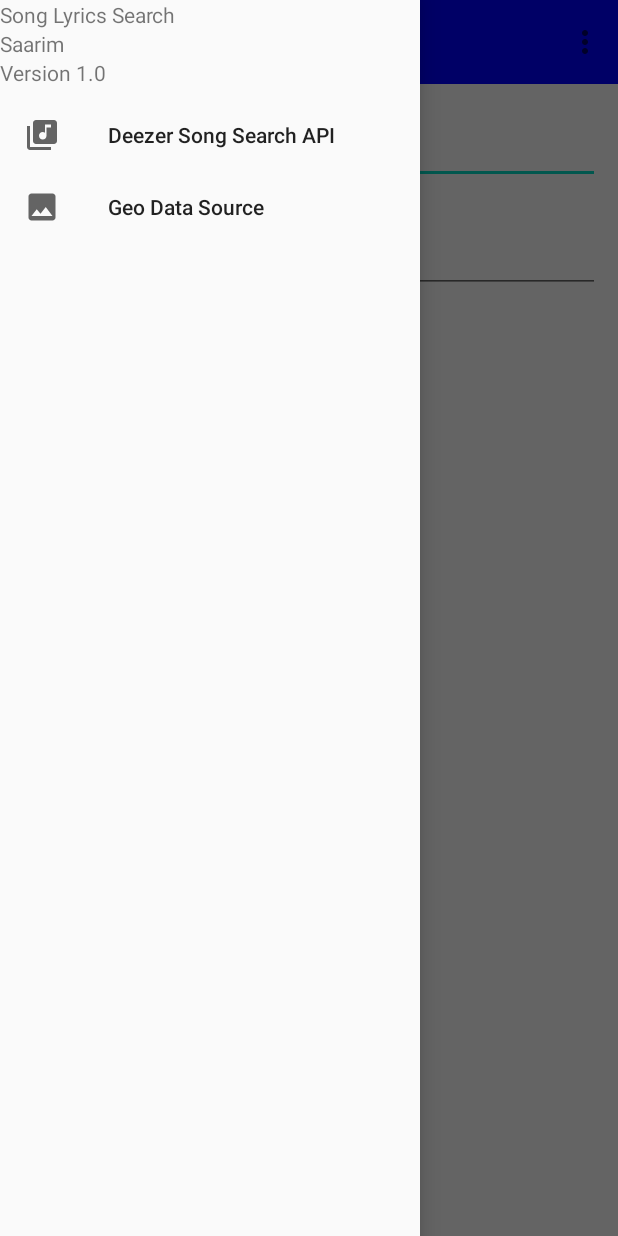
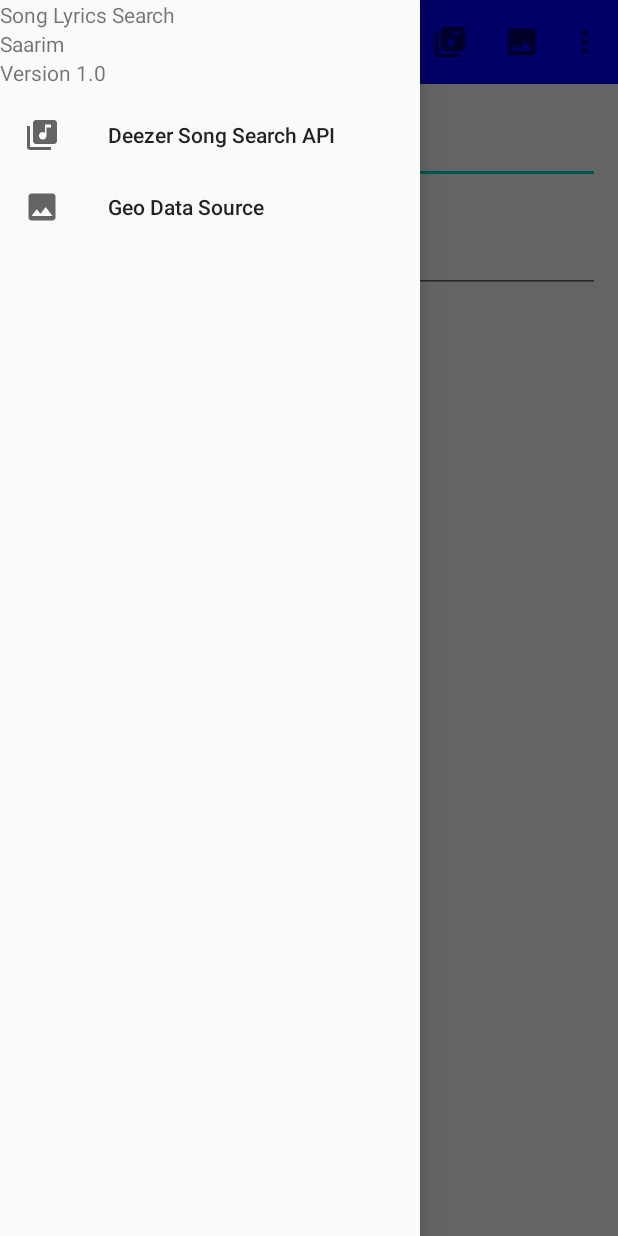
Before and after one commit to saarimTashfeen/FinalProject, an Android app: the screen it shows after launch (MainLyrics), with the side drawer open, on a phone screen of 412 x 824 dp. Run offline under Robolectric (Android 15) with nearby library versions, the light colour scheme and no system bars.

Commit message:
Added documentation 2

```diff
--- a/app/src/main/res/menu/main_lyrics_menu.xml
+++ b/app/src/main/res/menu/main_lyrics_menu.xml
@@ -1,16 +1,24 @@
 <?xml version="1.0" encoding="utf-8"?>
-<menu xmlns:android="http://schemas.android.com/apk/res/android">
+<menu xmlns:app="http://schemas.android.com/apk/res-auto"
+    xmlns:android="http://schemas.android.com/apk/res/android">
+
+
+
 
     <item android:id="@+id/item1"
-    android:title="@string/deezer"
-        android:orderInCategory="100"
+        android:title="@string/deezer"
+        app:showAsAction="always"
+        android:icon="@drawable/ic_deezer"/>
 
-        />
+
 
     <item android:id="@+id/item2"
         android:title="@string/geo"
-        android:orderInCategory="101"
-        />
+        android:icon="@drawable/ic_geo"
+        app:showAsAction="always" />
+
+
+
 
     <item android:id="@+id/helpItem"
         android:title="@string/help"
```
